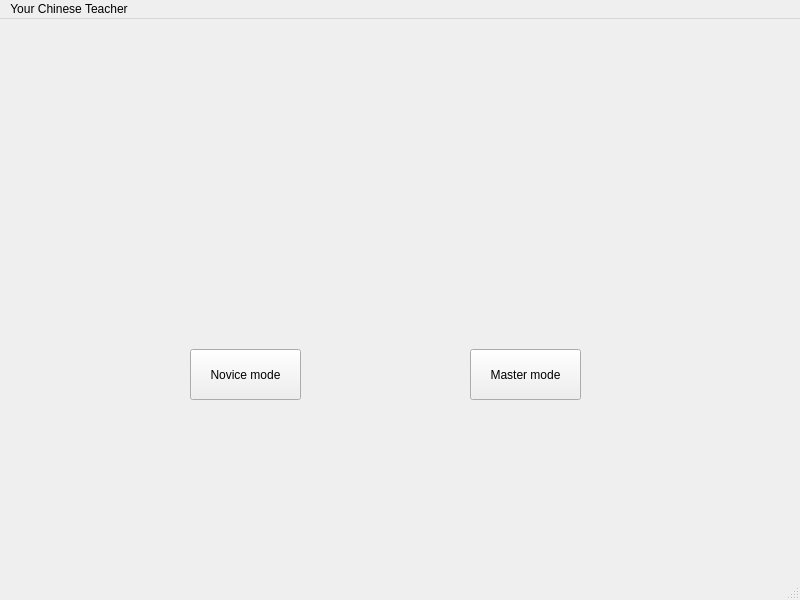
This is mainwindow.ui in UofU-CS3505/cs3505-assignment9-KingsleyCRS as Qt 5 draws it before an edit. The edited form follows.
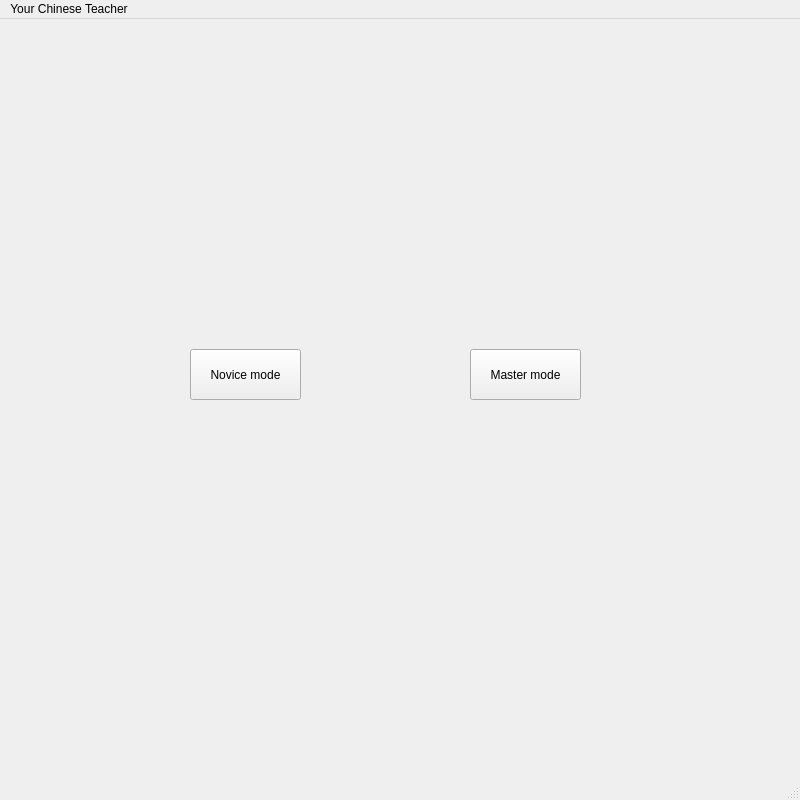
This is the edited form. Icons and pictures are not drawn.

```diff
--- a/mainwindow.ui
+++ b/mainwindow.ui
@@ -7,7 +7,7 @@
     <x>0</x>
     <y>0</y>
     <width>800</width>
-    <height>600</height>
+    <height>800</height>
    </rect>
   </property>
   <property name="windowTitle">
```
Left out of the diff: 2 changed lines with no effect on the pictures.
